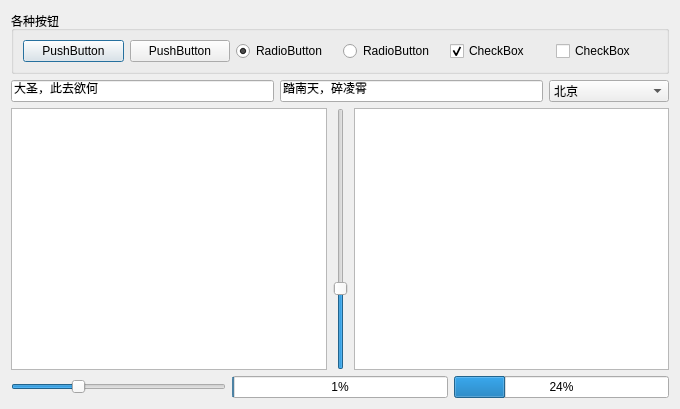
Before: the Qt Designer form template-qt/gui/WidgetsShower.ui in xtuer/template-app, drawn with Qt 5.
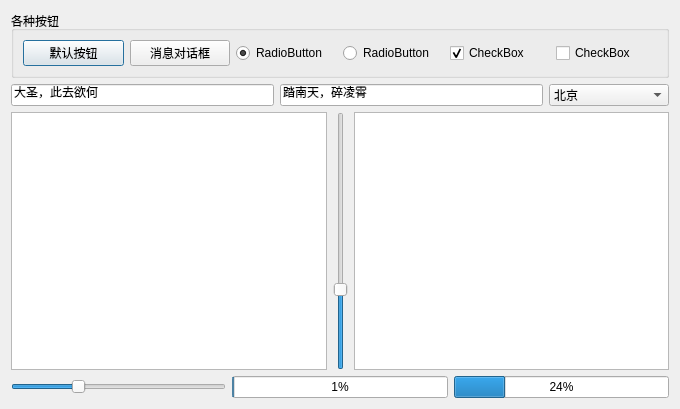
After: the same form once the commit is applied.

```diff
--- a/template-qt/gui/WidgetsShower.ui
+++ b/template-qt/gui/WidgetsShower.ui
@@ -23,7 +23,7 @@
       <item row="0" column="0">
        <widget class="QPushButton" name="pushButton">
         <property name="text">
-         <string>PushButton</string>
+         <string>默认按钮</string>
         </property>
         <property name="autoDefault">
          <bool>true</bool>
@@ -36,7 +36,7 @@
       <item row="0" column="1">
        <widget class="QPushButton" name="pushButton_2">
         <property name="text">
-         <string>PushButton</string>
+         <string>消息对话框</string>
         </property>
        </widget>
       </item>
```
Left out of the diff: 2 changed lines with no effect on the pictures.
